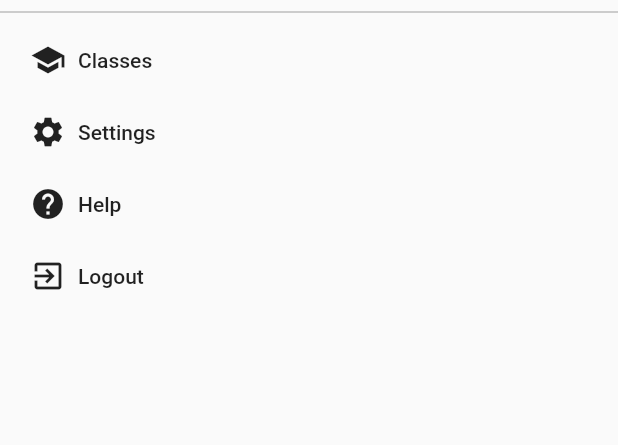
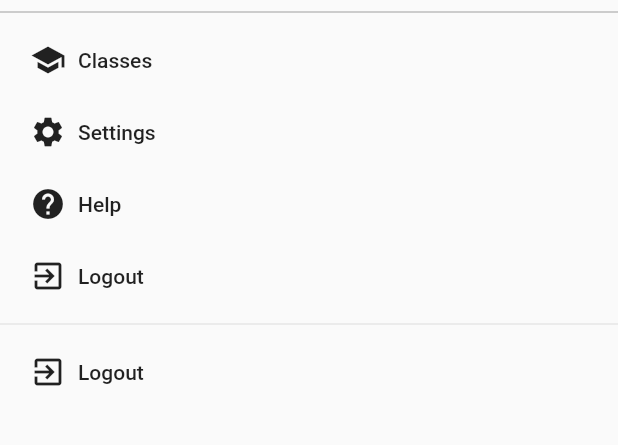
Before and after one commit to nouveau-riche/smart_kaksha, a Flutter app: what buildDrawerContent() shows on an empty page, opened directly, on a phone screen of 412 x 824 dp, the part 90-535 px from its top. Run offline on Flutter 3.47's test engine with Material 2 defaults, Android fonts, the phone set to English and light mode, and no system bars; our stand-ins replace cloud_firestore, file_picker, firebase_auth, firebase_core, firebase_messaging, firebase_storage and 4 more; missing offline and left inert: agora_rtc_engine; accounts and stored records are empty; network calls fail.

Commit message:
bumped with flutter version 2.0

```diff
--- a/lib/widgets/drawer.dart
+++ b/lib/widgets/drawer.dart
@@ -60,6 +60,19 @@ Widget buildDrawerContent(BuildContext context) {
           },
         ),
       ),
+      Divider(),
+      Padding(
+        padding: const EdgeInsets.only(left: 8),
+        child: FlatButton.icon(
+          icon: const Icon(Icons.exit_to_app),
+          label: const Text('Logout'),
+          onPressed: () {
+            signOutGoogle();
+            Navigator.of(context).pushNamedAndRemoveUntil(
+                './authentication_screen', (route) => false);
+          },
+        ),
+      ),
     ],
   );
 }
--- a/lib/widgets/edit_class.dart
+++ b/lib/widgets/edit_class.dart
@@ -41,7 +41,7 @@ Widget buildAppBar(BuildContext context, String classId) {
     leading: IconButton(
       icon: const Icon(
         Icons.clear,
-        color: Colors.black,
+        color: Colors.black54,
       ),
       onPressed: () {
         Navigator.of(context).pop();
@@ -49,7 +49,7 @@ Widget buildAppBar(BuildContext context, String classId) {
     ),
     title: const Text(
       'Edit class',
-      style: const TextStyle(fontSize: 18, color: Colors.black),
+      style: const TextStyle(fontSize: 18, color: Colors.black54),
     ),
     actions: [
       FlatButton(
```
Also changed, not shown: lib/agora/generate_token.dart (added, +17 -0 lines), lib/agora/index.dart (+7 -7 lines), lib/screens/home_page.dart (+5 -6 lines), lib/utility/database.dart (+5 -3 lines), lib/utility/push_notification.dart (+33 -33 lines), pubspec.yaml (+15 -13 lines), pubspec.lock.
